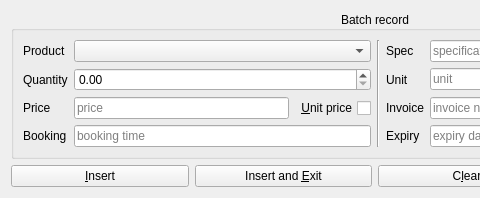
This is src/ui/BatchRecordWidget.ui in wnt-zhp/zarlock-cpp as Qt 5 draws it before an edit; both pictures show x 0 to 480 and y 0 to 198 of the 750 by 198 pixel window. The edited form follows.
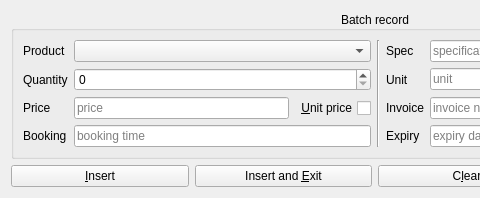
This is the edited form. Custom widgets are drawn as their Qt base class.

Commit message: Unit, price, quantity conversion improved, new QtySpinInput for proper conversion handling

The edit to the form file:
```diff
--- a/src/ui/BatchRecordWidget.ui
+++ b/src/ui/BatchRecordWidget.ui
@@ -73,13 +73,6 @@
         </property>
        </widget>
       </item>
-      <item row="1" column="1">
-       <widget class="QDoubleSpinBox" name="spin_qty">
-        <property name="maximum">
-         <double>999999.000000000000000</double>
-        </property>
-       </widget>
-      </item>
       <item row="3" column="3">
        <widget class="QLabel" name="label_expiry">
         <property name="text">
@@ -164,6 +157,9 @@
         </property>
        </widget>
       </item>
+      <item row="1" column="1">
+       <widget class="QtySpinInput" name="spin_qty"/>
+      </item>
      </layout>
     </widget>
    </item>
@@ -222,6 +218,11 @@
    <extends>QLineEdit</extends>
    <header>PriceInput.h</header>
   </customwidget>
+  <customwidget>
+   <class>QtySpinInput</class>
+   <extends>QSpinBox</extends>
+   <header>QtySpinInput.h</header>
+  </customwidget>
  </customwidgets>
  <tabstops>
   <tabstop>combo_products</tabstop>
```
The commit also changes 8 other files.
